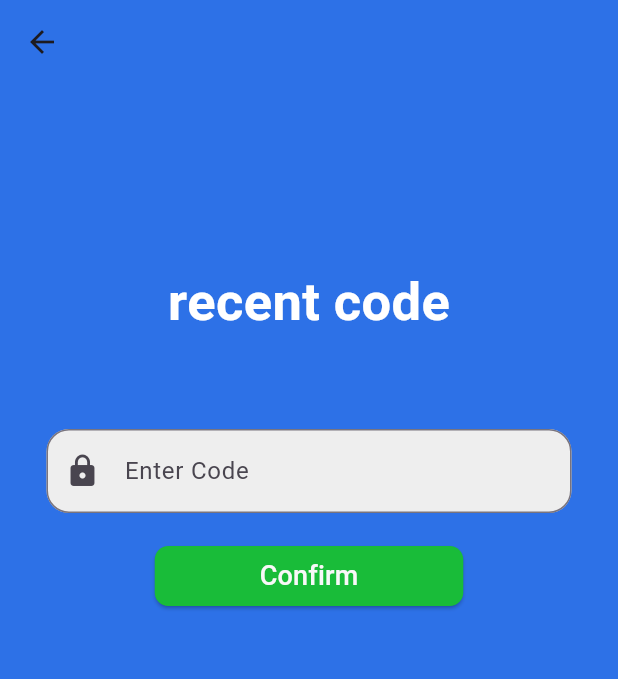
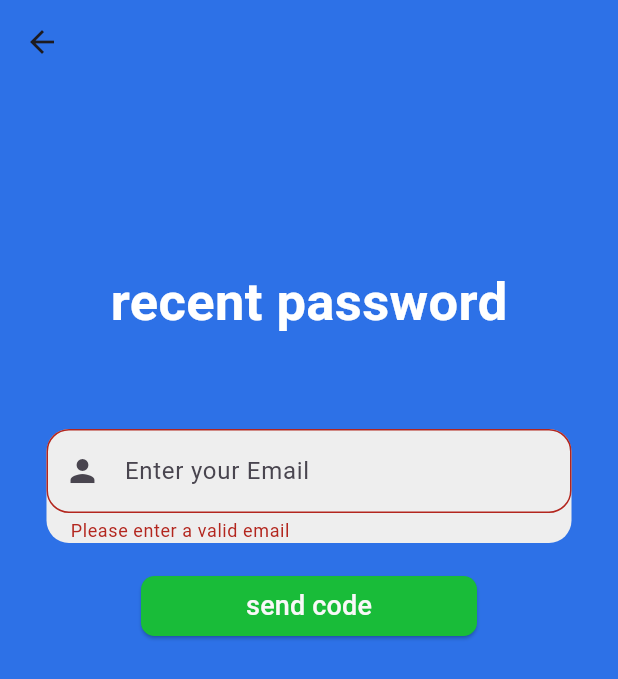
Before and after one commit to talebmhamad/ProjetApp1, a Flutter app: the forget screen opened directly, after a tap on "send code", on a phone screen of 412 x 824 dp. Shown: the top 679 px of the screen. Run offline on Flutter 3.47's test engine with Material 3 defaults, Android fonts, the phone set to English and light mode, and no system bars.

Commit message:
update 3

```diff
--- a/flutter_application_1/lib/scren/forgetpass.dart
+++ b/flutter_application_1/lib/scren/forgetpass.dart
@@ -8,6 +8,9 @@ class forget extends StatefulWidget {
 }
 
 class _MyWidgetState extends State<forget> {
+  final formkey = GlobalKey<FormState>();
+  TextEditingController email=TextEditingController();
+   TextEditingController code=TextEditingController();
   @override
   bool isvisible = false;
   Widget build(BuildContext context) {
@@ -15,19 +18,21 @@ class _MyWidgetState extends State<forget> {
 
 
 resizeToAvoidBottomInset: false,
-appBar: AppBar(backgroundColor: Color.fromARGB(255, 45, 113, 231),),
+appBar: AppBar(backgroundColor: const Color.fromARGB(255, 45, 113, 231),),
 body:Container(
-  color: Color.fromARGB(255, 45, 113, 231),
+  color: const Color.fromARGB(255, 45, 113, 231),
   child: Form(
+    key: formkey,
 
     child:
   Column(
-    children:  [ const SizedBox(height: 120,), const Center(child: Text("recent code",style: TextStyle(color: Colors.white,
+    children:  [ const SizedBox(height: 120,), const Center(child: Text("recent password",style: TextStyle(color: Colors.white,
             fontSize: 35,fontWeight: FontWeight.bold,fontStyle: FontStyle.normal // Adjust the font size as needed
           ),),
           ), const SizedBox(height: 60),
 
           Visibility(
+            visible: !isvisible,
             child:  Container(
 
               width: 350,
@@ -38,9 +43,13 @@ body:Container(
 
               child:
              Center(child: TextFormField(
+              controller: email,
              validator: (value) {
-               if(value!.isEmpty){
-                return'enter your email';
+               if(value!.isEmpty || value == null){
+
+                if (!RegExp(r"^[a-zA-Z0-9+_.-]+@[a-zA-Z0-9.-]+$").hasMatch(value)) {
+                  return 'Please enter a valid email';
+                }
 
 
                }
@@ -49,16 +58,16 @@ body:Container(
 
                   // labelText: 'Username',labelStyle: TextStyle(color: const Color.fromARGB(255, 43, 46, 49,),fontWeight: FontWeight.bold,),
                   hintText: 'Enter your Email',
-                  prefixIcon: Icon(Icons.person),
+                  prefixIcon: const Icon(Icons.person),
                    border:  OutlineInputBorder(borderRadius: BorderRadius.circular(15)),
 
 
                 ),)
               )
               ),
-              visible: !isvisible,
           ),
 Visibility(
+  visible: isvisible,
   child: Container(
 
               width: 350,
@@ -67,10 +76,10 @@ Visibility(
       borderRadius: BorderRadius.circular(15),
     ),
     child:
-             Center(child: TextFormField(
+             Center(child: TextFormField(controller: code,
              validator: (value) {
                if(value!.isEmpty){
-                return'enter  name';
+                return'enter  code';
 
 
                }
@@ -79,33 +88,37 @@ Visibility(
 
 
         hintText: 'Enter Code',
-        prefixIcon: Icon(Icons.lock),
+        prefixIcon: const Icon(Icons.lock),
          border:  OutlineInputBorder(borderRadius: BorderRadius.circular(15)),
 
 
       ),)
     )
     ),
-    visible: isvisible,
 ),
 
 
  const SizedBox(height: 18),
          Visibility(
+           visible: !isvisible,
            child: ElevatedButton(onPressed: (){
+            if(email !=null){
+            if(formkey.currentState!.validate()){
 
            setState(() {
-                isvisible = !isvisible;
+
+
+               isvisible = !isvisible;
               });
 
+            }}
 
 
-
-           },  child:  Text("send code",style: TextStyle(fontSize:18 ),),style: ButtonStyle(
-             backgroundColor:MaterialStateProperty.all<Color>(Color.fromARGB(255, 25, 188, 57)),
+           },style: ButtonStyle(
+             backgroundColor:MaterialStateProperty.all<Color>(const Color.fromARGB(255, 25, 188, 57)),
              foregroundColor: MaterialStateProperty.all<Color>(const Color.fromARGB(255, 249, 248, 248)),
              padding: MaterialStateProperty.all<EdgeInsetsGeometry>(
-                   EdgeInsets.symmetric(horizontal: 70, vertical: 5),
+                   const EdgeInsets.symmetric(horizontal: 70, vertical: 5),
 
              ),
            shape: MaterialStateProperty.all<RoundedRectangleBorder>(
@@ -113,21 +126,25 @@ Visibility(
             borderRadius: BorderRadius.circular(9),
                    ),)
 
-             )),visible: !isvisible,
+             ),  child:  const Text("send code",style: TextStyle(fontSize:18 ),)),
          ),
 
   Visibility(
-    child: ElevatedButton(onPressed: (){}, child: Text("Confirm",style: TextStyle(fontSize:18 ),),style: ButtonStyle(
-    backgroundColor:MaterialStateProperty.all<Color>(Color.fromARGB(255, 25, 188, 57)),
+    visible: isvisible,
+    child: ElevatedButton(onPressed: (){
+if(formkey.currentState!.validate()){}
+
+    },style: ButtonStyle(
+    backgroundColor:MaterialStateProperty.all<Color>(const Color.fromARGB(255, 25, 188, 57)),
     foregroundColor: MaterialStateProperty.all<Color>(const Color.fromARGB(255, 249, 248, 248)),
     padding: MaterialStateProperty.all<EdgeInsetsGeometry>(
-          EdgeInsets.symmetric(horizontal: 70, vertical: 5),
+          const EdgeInsets.symmetric(horizontal: 70, vertical: 5),
 
     ),
     shape: MaterialStateProperty.all<RoundedRectangleBorder>(
           RoundedRectangleBorder(
             borderRadius: BorderRadius.circular(9),
-          ),))),visible: isvisible,
+          ),)), child: const Text("Confirm",style: TextStyle(fontSize:18 ),)),
   )
 
     ]
```
Also changed, not shown: flutter_application_1/lib/main.dart (+2 -9 lines), flutter_application_1/lib/scren/creatacct.dart (+7 -2 lines), flutter_application_1/lib/scren/home2.dart (+31 -6 lines).
